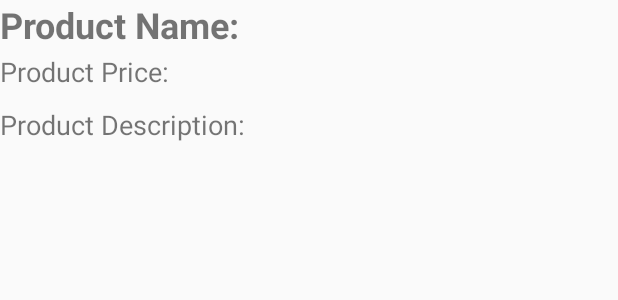
After one commit to abhisarmittal/MCST-Hackathon-2019-Marketplace-Client, an Android app: the layout product_layout.xml on its own in the app's theme, with its tools: preview values and no code run, on a phone screen of 412 x 824 dp. The commit adds this screen. Shown: the top 300 px of the screen. Run offline under Robolectric (Android 15) with nearby library versions, the phone set to English and light mode, and no system bars.

```diff
--- a/app/src/main/java/org/mort11/marketplaceapp/MainActivity.java
+++ b/app/src/main/java/org/mort11/marketplaceapp/MainActivity.java
@@ -32,5 +32,4 @@ public class MainActivity extends AppCompatActivity{
     }
 
 
-
 }
--- a/app/src/main/java/org/mort11/marketplaceapp/Sell.java
+++ b/app/src/main/java/org/mort11/marketplaceapp/Sell.java
@@ -40,6 +40,7 @@ public class Sell extends Fragment {
                 String productDescription = productDescriptionLayout.getEditText().getText().toString();
 
                 Product userProduct = new Product(productName, productPrice, productDescription);
+                ProductHolder.addProduct(userProduct);
                 //SEND PRODUCT TO SERVER
 
                 //clear user inputs
--- /dev/null
+++ b/app/src/main/res/layout/product_layout.xml
@@ -0,0 +1,29 @@
+<?xml version="1.0" encoding="utf-8"?>
+<LinearLayout xmlns:android="http://schemas.android.com/apk/res/android"
+    android:layout_width="match_parent"
+    android:layout_height="150dp"
+    android:layout_weight="1"
+    android:orientation="vertical">
+
+    <TextView
+        android:id="@+id/listViewProductName"
+        android:layout_width="match_parent"
+        android:layout_height="35dp"
+        android:text="Product Name:"
+        android:textSize="24sp"
+        android:textStyle="bold" />
+
+    <TextView
+        android:id="@+id/listViewProductPrice"
+        android:layout_width="match_parent"
+        android:layout_height="35dp"
+        android:text="Product Price: "
+        android:textSize="18sp" />
+
+    <TextView
+        android:id="@+id/listViewProductDescription"
+        android:layout_width="match_parent"
+        android:layout_height="80dp"
+        android:text="Product Description:"
+        android:textSize="18sp" />
+</LinearLayout>
```
Also changed, not shown: app/src/main/java/org/mort11/marketplaceapp/Buy.java (+14 -1 lines), app/src/main/java/org/mort11/marketplaceapp/ListViewAdapter.java (added, +43 -0 lines), app/src/main/java/org/mort11/marketplaceapp/ProductHolder.java (added, +23 -0 lines), app/src/main/res/layout/buying_tab.xml (+16 -2 lines).
